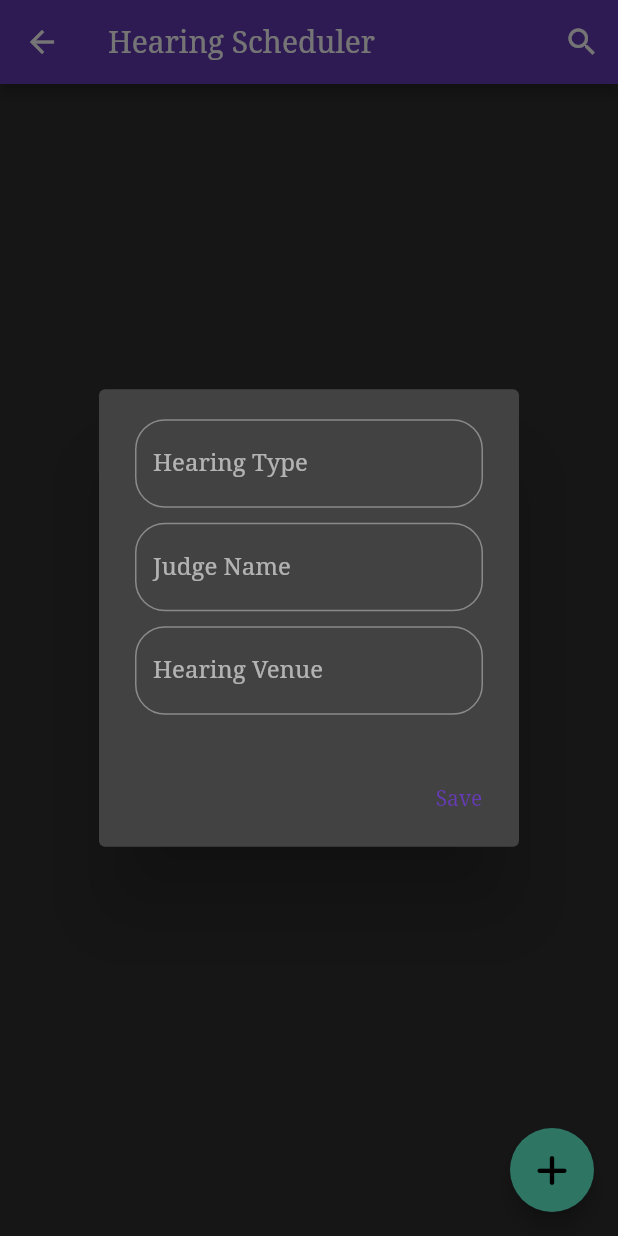
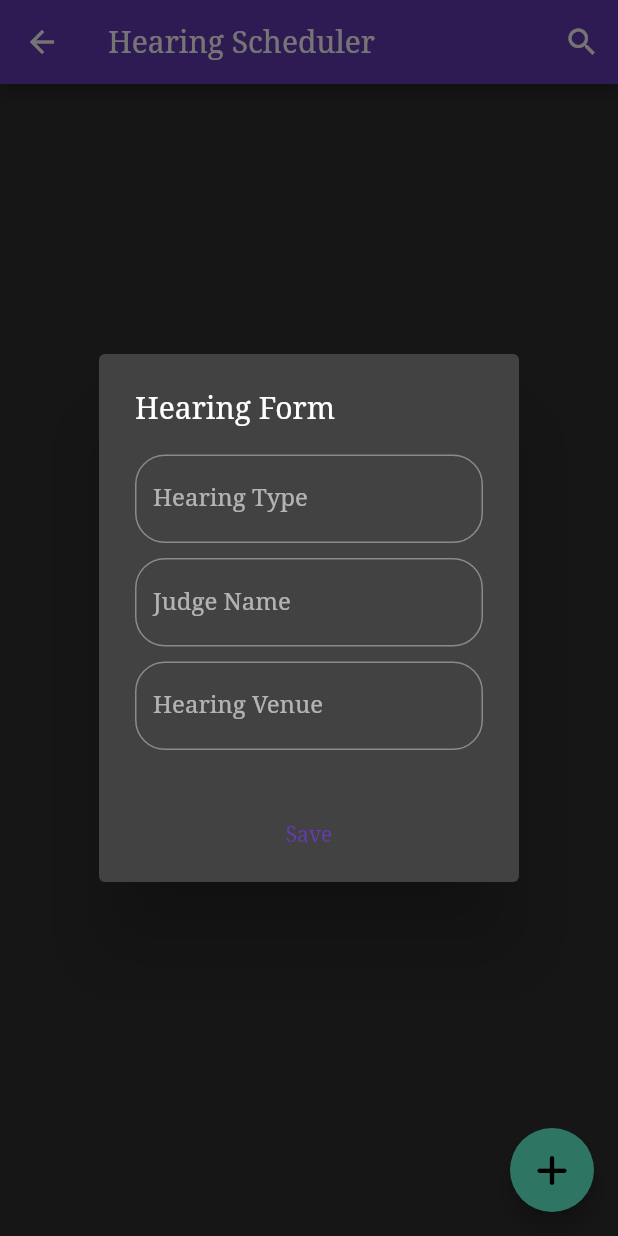
Before and after one commit to sumeetkumar95/case_manager, a Flutter app: the HearingSchedule screen opened directly, after a tap on an icon or button, on a phone screen of 412 x 824 dp. Run offline on Flutter 3.47's test engine with Material 2 defaults, Android fonts, the light colour scheme and no system bars; our stand-ins replace cloud_firestore, firebase_auth, firebase_core, flutter_svg, font_awesome_flutter; accounts and stored records are empty.

Commit message:
hearing form

```diff
--- a/lib/screens/hearingschedule.dart
+++ b/lib/screens/hearingschedule.dart
@@ -64,7 +64,7 @@ class _HearingScheduleState extends State<HearingSchedule> {
 
 Widget _buildPopupDialog(BuildContext context) {
   return new AlertDialog(
-    //title: const Text('Form'),
+    title: const Text('Hearing Form'),
     content: new Column(
       mainAxisSize: MainAxisSize.min,
       crossAxisAlignment: CrossAxisAlignment.start,
@@ -96,11 +96,13 @@ Widget _buildPopupDialog(BuildContext context) {
       ],
     ),
     actions: <Widget>[
-      new TextButton(
-        onPressed: () {
-          Navigator.of(context).pop();
-        },
-        child: const Text('Save'),
+      Center(
+        child: new TextButton(
+          onPressed: () {
+            Navigator.of(context).pop();
+          },
+          child: const Text('Save'),
+        ),
       ),
     ],
   );
```
